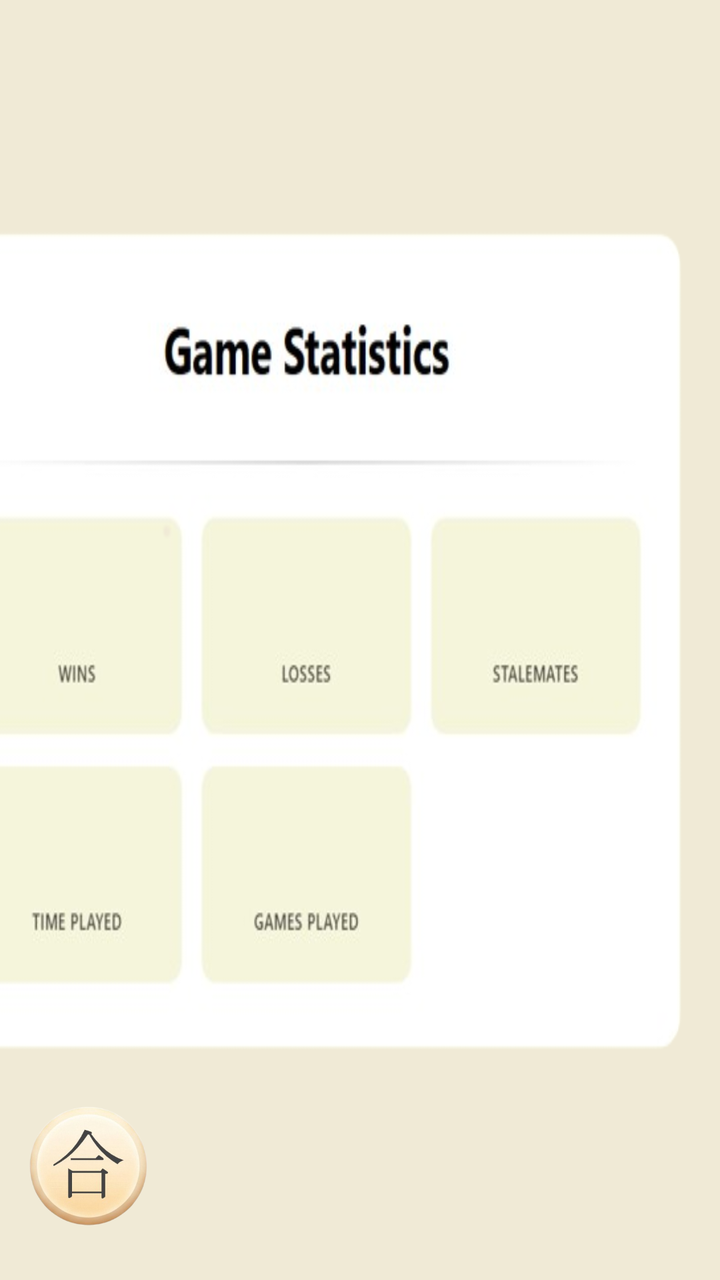
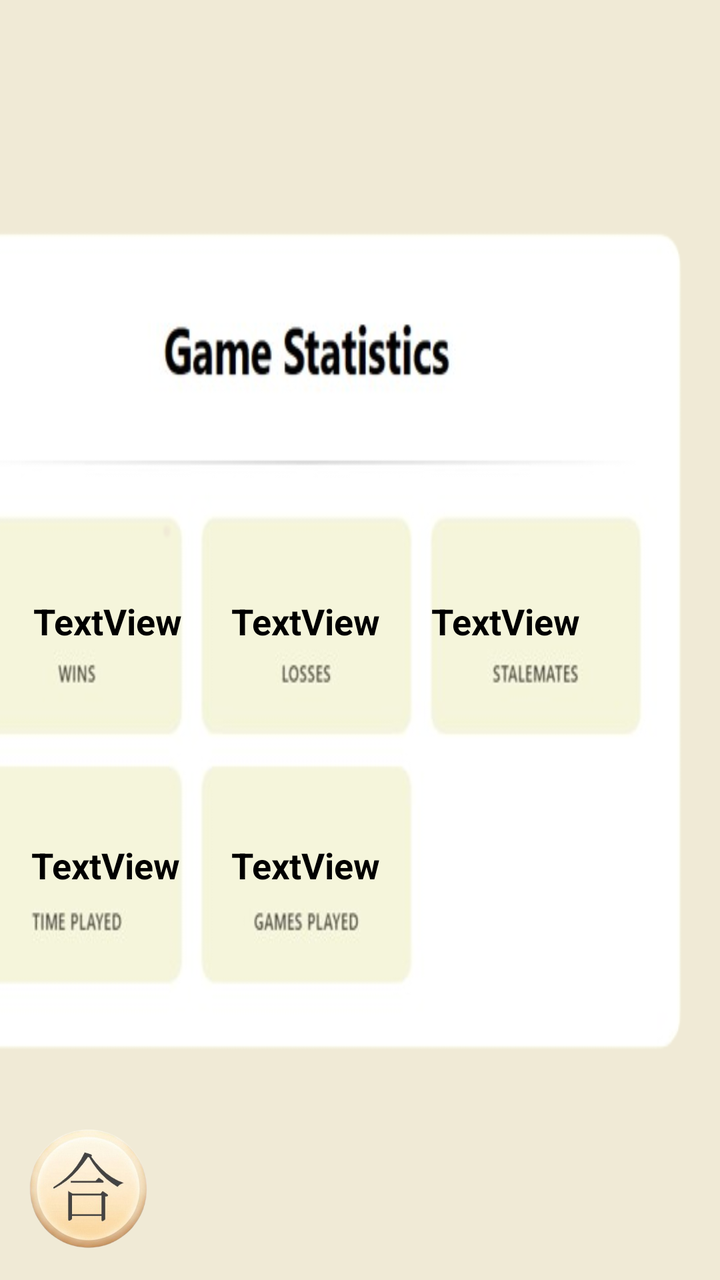

Compare the two renders of this Android layout. The source of the first and the diff that turns it into the second are given below.
<!-- AndroidManifest.xml: application theme Theme.ChessGame -->
<!-- res/layout/statistics.xml -->
<?xml version="1.0" encoding="utf-8"?>
<androidx.constraintlayout.widget.ConstraintLayout xmlns:android="http://schemas.android.com/apk/res/android"
    xmlns:app="http://schemas.android.com/apk/res-auto"
    xmlns:tools="http://schemas.android.com/tools"
    android:layout_width="match_parent"
    android:layout_height="match_parent"
    android:id="@+id/main"
    android:background="#F0EAD6">

    <ImageView
        android:id="@+id/imageView7"
        android:layout_width="424dp"
        android:layout_height="420dp"
        android:scaleType="fitXY"
        app:layout_constraintBottom_toBottomOf="parent"
        app:layout_constraintEnd_toEndOf="parent"
        app:layout_constraintHorizontal_bias="1.0"
        app:layout_constraintStart_toStartOf="parent"
        app:layout_constraintTop_toTopOf="parent"
        app:layout_constraintVertical_bias="0.498"
        app:srcCompat="@drawable/statisticspage" />

    <ImageButton
        android:id="@+id/backbtn"
        android:layout_width="96dp"
        android:layout_height="81dp"
        android:background="@null"
        android:scaleType="fitXY"
        app:layout_constraintBottom_toBottomOf="parent"
        app:layout_constraintEnd_toEndOf="parent"
        app:layout_constraintHorizontal_bias="0.0"
        app:layout_constraintStart_toStartOf="parent"
        app:layout_constraintTop_toTopOf="parent"
        app:layout_constraintVertical_bias="0.972"
        app:srcCompat="@drawable/backbtn" />
</androidx.constraintlayout.widget.ConstraintLayout>
<!-- resources referenced by this layout -->
<resources>
  <!-- drawable backbtn: png bitmap (drawable, 94589 bytes) -->
  <!-- drawable statisticspage: png bitmap (drawable, 55496 bytes) -->
  <style name="Theme.ChessGame" parent="Base.Theme.ChessGame" />
  <style name="Base.Theme.ChessGame" parent="Theme.Material3.DayNight.NoActionBar">
          
          
      </style>
</resources>

<!-- the commit's change to res/layout/statistics.xml (unified diff, before → after) -->
@@ -20,17 +20,93 @@
         app:layout_constraintVertical_bias="0.498"
         app:srcCompat="@drawable/statisticspage" />
 
+    <TextView
+        android:id="@+id/winstv"
+        android:layout_width="wrap_content"
+        android:layout_height="wrap_content"
+        android:text="TextView"
+        android:textColor="#000000"
+        android:textSize="18sp"
+        android:textStyle="bold"
+        app:layout_constraintBottom_toBottomOf="@id/imageView7"
+        app:layout_constraintEnd_toEndOf="@id/imageView7"
+        app:layout_constraintHorizontal_bias="0.231"
+        app:layout_constraintStart_toStartOf="@id/imageView7"
+        app:layout_constraintTop_toTopOf="@id/imageView7"
+        app:layout_constraintVertical_bias="0.477" />
+
+    <TextView
+        android:id="@+id/losestv"
+        android:layout_width="wrap_content"
+        android:layout_height="wrap_content"
+        android:text="TextView"
+        android:textColor="#000000"
+        android:textSize="18sp"
+        android:textStyle="bold"
+        app:layout_constraintBottom_toBottomOf="@id/imageView7"
+        app:layout_constraintEnd_toEndOf="@id/imageView7"
+        app:layout_constraintHorizontal_bias="0.514"
+        app:layout_constraintStart_toStartOf="@id/imageView7"
+        app:layout_constraintTop_toTopOf="@id/imageView7"
+        app:layout_constraintVertical_bias="0.477" />
+
+    <TextView
+        android:id="@+id/stalematestv"
+        android:layout_width="wrap_content"
+        android:layout_height="wrap_content"
+        android:text="TextView"
+        android:textColor="#000000"
+        android:textSize="18sp"
+        android:textStyle="bold"
+        app:layout_constraintBottom_toBottomOf="@id/imageView7"
+        app:layout_constraintEnd_toEndOf="@id/imageView7"
+        app:layout_constraintHorizontal_bias="0.8"
+        app:layout_constraintStart_toStartOf="@id/imageView7"
+        app:layout_constraintTop_toTopOf="@id/imageView7"
+        app:layout_constraintVertical_bias="0.477" />
+
+    <TextView
+        android:id="@+id/timeplayedtv"
+        android:layout_width="wrap_content"
+        android:layout_height="wrap_content"
+        android:text="TextView"
+        android:textColor="#000000"
+        android:textSize="18sp"
+        android:textStyle="bold"
+        app:layout_constraintBottom_toBottomOf="@id/imageView7"
+        app:layout_constraintEnd_toEndOf="@id/imageView7"
+        app:layout_constraintHorizontal_bias="0.228"
+        app:layout_constraintStart_toStartOf="@id/imageView7"
+        app:layout_constraintTop_toTopOf="@id/imageView7"
+        app:layout_constraintVertical_bias="0.785" />
+
+    <TextView
+        android:id="@+id/gamesplayedtv"
+        android:layout_width="wrap_content"
+        android:layout_height="wrap_content"
+        android:text="TextView"
+        android:textColor="#000000"
+        android:textSize="18sp"
+        android:textStyle="bold"
+        app:layout_constraintBottom_toBottomOf="@id/imageView7"
+        app:layout_constraintEnd_toEndOf="@id/imageView7"
+        app:layout_constraintHorizontal_bias="0.514"
+        app:layout_constraintStart_toStartOf="@id/imageView7"
+        app:layout_constraintTop_toTopOf="@id/imageView7"
+        app:layout_constraintVertical_bias="0.785" />
+
     <ImageButton
         android:id="@+id/backbtn"
         android:layout_width="96dp"
         android:layout_height="81dp"
         android:background="@null"
         android:scaleType="fitXY"
+        app:layout_constraintStart_toStartOf="parent"
+        app:layout_constraintEnd_toEndOf="parent"
+        app:layout_constraintTop_toBottomOf="@id/imageView7"
         app:layout_constraintBottom_toBottomOf="parent"
-        app:layout_constraintEnd_toEndOf="parent"
         app:layout_constraintHorizontal_bias="0.0"
-        app:layout_constraintStart_toStartOf="parent"
-        app:layout_constraintTop_toTopOf="parent"
-        app:layout_constraintVertical_bias="0.972"
+        app:layout_constraintVertical_bias="0.85"
         app:srcCompat="@drawable/backbtn" />
+
 </androidx.constraintlayout.widget.ConstraintLayout>
